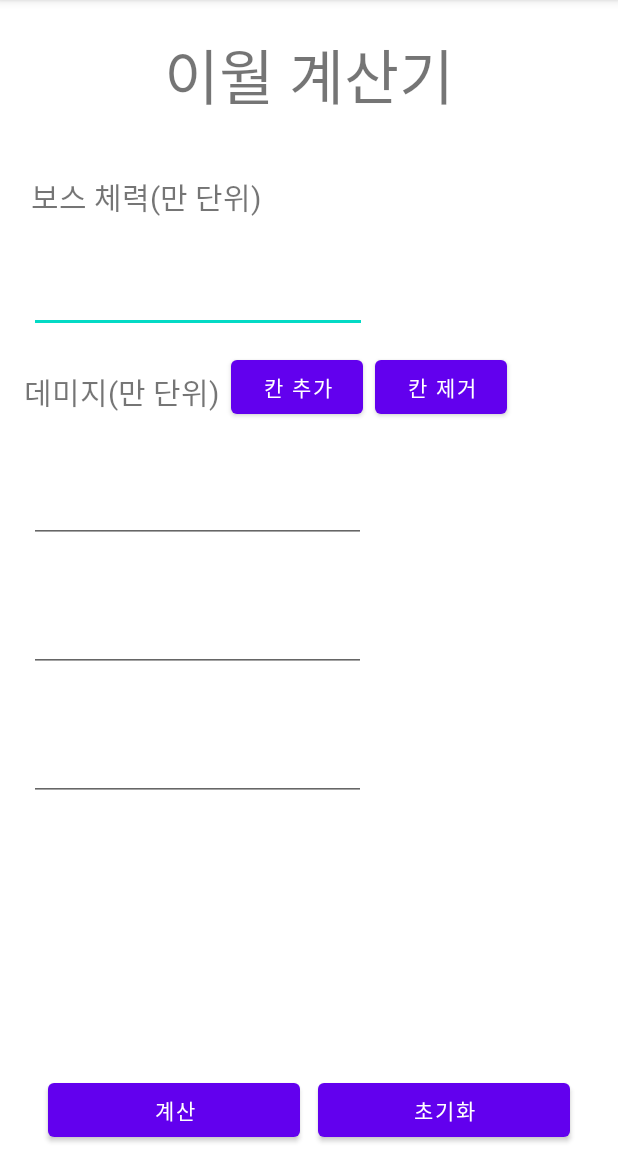
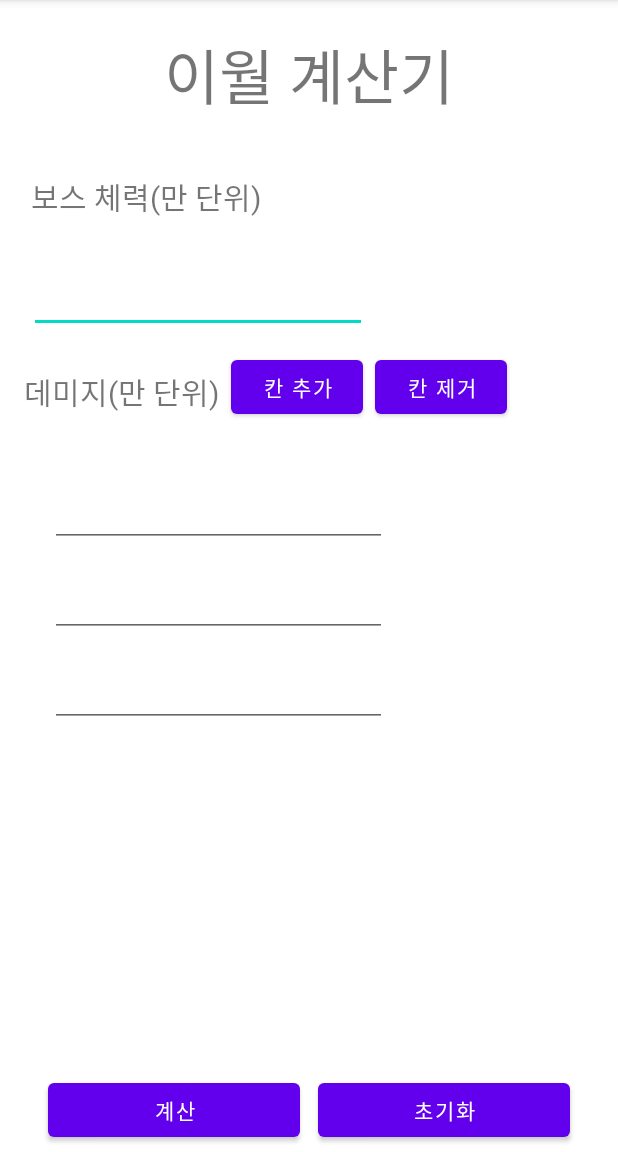
Before and after one commit to JinKyuGit/calculator, an Android app: the screen it shows after launch (MainActivity), after a tap on "칸 추가", on a phone screen of 412 x 824 dp, the part 84-1236 px from its top. Run offline under Robolectric (Android 15) with nearby library versions, the phone set to English and light mode, and no system bars.

Commit message:
- 키보드가 나온 상태에서 화면 클릭시 키보드 사라짐.  - 데미지 영역 & 결과 영역 스크롤뷰 배치

```diff
--- a/app/src/main/AndroidManifest.xml
+++ b/app/src/main/AndroidManifest.xml
@@ -9,12 +9,15 @@
         android:roundIcon="@mipmap/ic_launcher_round"
         android:supportsRtl="true"
         android:theme="@style/Theme.Calculator">
-        <activity android:name=".MainActivity">
+        <activity android:name=".MainActivity"
+            android:windowSoftInputMode="adjustNothing">
+            <!-- 키보드가 화면에 영향 안주게 함. -->
             <intent-filter>
                 <action android:name="android.intent.action.MAIN" />
 
                 <category android:name="android.intent.category.LAUNCHER" />
             </intent-filter>
+
         </activity>
     </application>
 
--- a/app/src/main/java/com/example/calculator/MainActivity.kt
+++ b/app/src/main/java/com/example/calculator/MainActivity.kt
@@ -4,14 +4,20 @@ import android.content.Intent
 import android.content.res.Resources
 import android.os.Bundle
 import android.text.InputType
+import android.view.View
+import android.view.ViewGroup
+import android.view.inputmethod.InputMethodManager
 import android.widget.Button
 import android.widget.EditText
+import android.widget.LinearLayout
 import android.widget.TextView
 import androidx.appcompat.app.AlertDialog
 import androidx.appcompat.app.AppCompatActivity
 import androidx.appcompat.view.ContextThemeWrapper
 import androidx.constraintlayout.widget.ConstraintLayout
 import androidx.constraintlayout.widget.ConstraintSet
+import androidx.core.content.ContextCompat
+import androidx.core.view.marginLeft
 
 
 class MainActivity : AppCompatActivity() {
@@ -29,10 +35,15 @@ class MainActivity : AppCompatActivity() {
         container = findViewById(R.id.container);
         applyConstraintSet.clone(container);
 
+        //화면클릭시 키보드 숨기기.
+        this.setupUI(findViewById(R.id.container))
+
         val addBtn = findViewById<Button>(R.id.addBtn); //칸 추가
         val delBtn = findViewById<Button>(R.id.delBtn); //칸 제거
         val calculBtn =  findViewById<Button>(R.id.calculateBtn); //계산
         val resetBtn = findViewById<Button>(R.id.resetBtn); //초기화
+
+
 
 
         /* 화면 기초 기능 설정 */
@@ -58,33 +69,62 @@ class MainActivity : AppCompatActivity() {
 
         //화면 초기화 함수 호출.
        this.init()
+    }
 
+    fun hideSoftKeyboard() {
+        currentFocus?.let {
+            val inputMethodManager = ContextCompat.getSystemService(this, InputMethodManager::class.java)!!
+            inputMethodManager.hideSoftInputFromWindow(it.windowToken, 0)
+        }
+    }
+
+    fun setupUI(view: View) {
+
+        // Set up touch listener for non-text box views to hide keyboard.
+        if (view !is EditText) {
+            view.setOnTouchListener { v, event ->
+                hideSoftKeyboard()
+                false
+            }
+        }
+
+        //If a layout container, iterate over children and seed recursion.
+        if (view is ViewGroup) {
+            for (i in 0 until view.childCount) {
+                val innerView = view.getChildAt(i)
+                setupUI(innerView)
+            }
+        }
     }
 
     //초기화 - 데미지 배열을 2개로 고정해놓는다.
     fun init(){
 
+        var innerView : LinearLayout = findViewById(R.id.innerView);
         var EditText = arrayOfNulls<EditText>(2)
 
+        val layoutParams = LinearLayout.LayoutParams(225.topx(), 60.topx())
+        layoutParams.setMargins(50, 0, 0, 0)
         //첫번째
         EditText[0] = EditText(this)
         EditText[0]!!.inputType = InputType.TYPE_CLASS_NUMBER
         EditText[0]!!.id = damageArray[0]
-        EditText[0]!!.width = 225.topx()
-        EditText[0]!!.height = 60.topx()
-
+       // EditText[0]!!.width = 225.topx()
+      //  EditText[0]!!.height = 60.topx()
+        EditText[0]!!.layoutParams = layoutParams
         //두번째
         EditText[1] = EditText(this)
         EditText[1]!!.inputType = InputType.TYPE_CLASS_NUMBER
         EditText[1]!!.id = damageArray[1]
-        EditText[1]!!.width = 225.topx()
-        EditText[1]!!.height = 60.topx()
-
+      //  EditText[1]!!.width = 225.topx()
+     //   EditText[1]!!.height = 60.topx()
+        EditText[1]!!.layoutParams = layoutParams
         //화면에 적용.
-        container!!.addView(EditText[0])
-        container!!.addView(EditText[1])
+        innerView!!.addView(EditText[0])
+        innerView!!.addView(EditText[1])
       //  setContentView(container)
 
+        /**
         //constraint 적용
         //첫번째 데미지 칸
         applyConstraintSet.constrainHeight(damageArray[0],
@@ -115,6 +155,7 @@ class MainActivity : AppCompatActivity() {
         //ConstraintSet을 통해 view에 적용.
         applyConstraintSet.applyTo(container)
 
+        */
 
 
 
@@ -124,17 +165,19 @@ class MainActivity : AppCompatActivity() {
 
     //칸 추가 버튼 클릭
     fun add(){
+
+        var innerView : LinearLayout = findViewById(R.id.innerView);
+        var delView = findViewById<TextView>(R.id.resultMsg)
+        val layoutParams = LinearLayout.LayoutParams(225.topx(), 60.topx())
+        layoutParams.setMargins(50, 0, 0, 0)
         //기존 결과 메시지 삭제 - 칸 겹침.
-        var delView = findViewById<TextView>(R.id.resultMsg)
-        container!!.removeView(delView)
-
+        innerView!!.removeView(delView)
         //최대값은 5.
         if(damageLength == 5){
             return
         }
 
         val newId = damageArray[damageLength]
-
         val prevId = damageArray[damageLength-1]
 
         if(prevId == -1){
@@ -145,12 +188,14 @@ class MainActivity : AppCompatActivity() {
         var editText = EditText(this)
         editText!!.inputType = InputType.TYPE_CLASS_NUMBER
         editText!!.id = newId
-        editText!!.width = 225.topx()
-        editText!!.height = 60.topx()
+       // editText!!.width = 225.topx()
+       // editText!!.height = 60.topx()
+        editText!!.layoutParams = layoutParams
+        //화면에 적용.
+        innerView!!.addView(editText)
+        damageLength++;
 
-        //화면에 적용.
-        container!!.addView(editText)
-
+    /**
         //constraint 적용
         applyConstraintSet.constrainHeight(newId,
             ConstraintSet.WRAP_CONTENT)
@@ -166,20 +211,25 @@ class MainActivity : AppCompatActivity() {
 
         //ConstraintSet을 통해 view에 적용.
         applyConstraintSet.applyTo(container)
+**/
 
-        damageLength++;
 
     }
 
     //칸 제거 버튼 클릭
     fun delete(){
 
+        var innerView : LinearLayout = findViewById(R.id.innerView);
+        //기존 결과 메시지 삭제 - 칸 겹침.
+        var delMsg = findViewById<TextView>(R.id.resultMsg)
+        innerView!!.removeView(delMsg)
+
         if(damageLength == 1){
             return
         }
 
         var delView = findViewById<EditText>(damageArray[damageLength-1])
-        container!!.removeView(delView)
+        innerView!!.removeView(delView)
 
         damageLength--
     }
@@ -220,11 +270,10 @@ class MainActivity : AppCompatActivity() {
 
     fun showResultMsg(messageList : ArrayList<String>){
         //기존 삭제
+
+        var innerView : LinearLayout = findViewById(R.id.innerView);
         var delView = findViewById<TextView>(R.id.resultMsg)
-        container!!.removeView(delView)
-
-
-
+        innerView!!.removeView(delView)
 
         var textView = TextView(this)
 
@@ -239,8 +288,9 @@ class MainActivity : AppCompatActivity() {
         textView.setText(message)
         textView.id = R.id.resultMsg
         textView.textSize = 16f
-        container!!.addView(textView)
+        innerView!!.addView(textView)
 
+        /*
         //constraint 적용
         applyConstraintSet.constrainHeight(R.id.resultMsg,
             ConstraintSet.WRAP_CONTENT)
@@ -256,7 +306,7 @@ class MainActivity : AppCompatActivity() {
 
         //ConstraintSet을 통해 view에 적용.
         applyConstraintSet.applyTo(container)
-
+*/
     }
 
     fun reset(){
--- a/app/src/main/res/layout/activity_main.xml
+++ b/app/src/main/res/layout/activity_main.xml
@@ -55,7 +55,6 @@
         app:layout_constraintRight_toRightOf="parent"
         app:layout_constraintTop_toBottomOf="@+id/bossHp" />
 
-
     <Button
         android:id="@+id/addBtn"
         android:layout_width="wrap_content"
@@ -76,6 +75,25 @@
         app:layout_constraintLeft_toRightOf="@+id/addBtn"
         app:layout_constraintTop_toBottomOf="@+id/bossHp" />
 
+    <!-- 스크롤 -->
+    <ScrollView
+        android:id="@+id/scrollView"
+        android:layout_width="407dp"
+        android:layout_height="383dp"
+        app:layout_constraintTop_toBottomOf="@+id/damageTitle"
+        app:layout_constraintBottom_toTopOf="@+id/calculateBtn"
+        tools:ignore="MissingConstraints">
+
+        <LinearLayout
+            android:id="@+id/innerView"
+            android:layout_width="match_parent"
+            android:layout_height="wrap_content"
+            android:orientation="vertical"
+            app:layout_constraintTop_toBottomOf="@+id/scrollView"
+            app:layout_constraintBottom_toTopOf="@+id/calculateBtn"
+            />
+
+    </ScrollView>
 
     <!-- 하단 버튼 -->
 
@@ -105,4 +123,6 @@
         app:layout_constraintLeft_toRightOf="@+id/calculateBtn"/>
 
 
+
+
 </androidx.constraintlayout.widget.ConstraintLayout>
```
Also changed, not shown: 4 other files.
